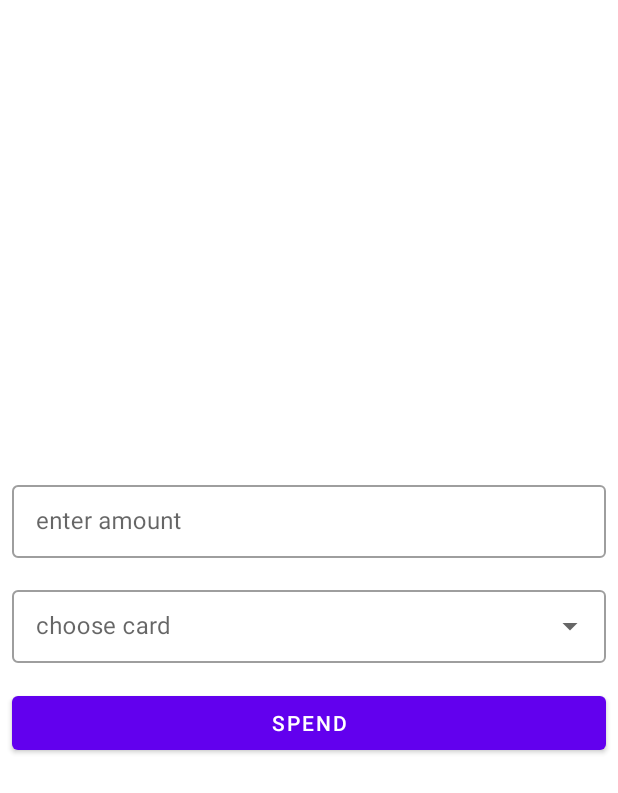
After one commit to emdasoft/My_Savings, an Android app: the fragment SpendFragment placed in its activity, on a phone screen of 412 x 824 dp. The commit adds this screen. Shown: the top 793 px of the screen. Run offline under Robolectric (Android 15) with nearby library versions, the phone set to English and light mode, and no system bars; our stand-ins replace Room's generated code; Roboto replaces fonts that are not available here.

Commit message:
add_spend_fragment

```diff
--- a/app/src/main/java/com/emdasoft/mysavings/data/RepositoryImpl.kt
+++ b/app/src/main/java/com/emdasoft/mysavings/data/RepositoryImpl.kt
@@ -75,7 +75,9 @@ class RepositoryImpl(application: Application) : Repository {
     }
 
     override suspend fun spendMoney(amount: Double, sourceCard: CardItem) {
-        TODO("Not yet implemented")
+        val newAmount = sourceCard.amount - amount
+        val item = sourceCard.copy(amount = newAmount)
+        addCard(item)
     }
 
     override suspend fun getMoney(amount: Double, sourceCard: CardItem) {
--- a/app/src/main/java/com/emdasoft/mysavings/domain/entity/CardItem.kt
+++ b/app/src/main/java/com/emdasoft/mysavings/domain/entity/CardItem.kt
@@ -8,6 +8,11 @@ data class CardItem(
     var category: Category,
     var id: Int = UNDEFINED_ID,
 ) {
+
+    override fun toString(): String {
+        return "• $title • ($amount $currency)"
+    }
+
     companion object {
         private const val UNDEFINED_ID = 0
         private const val DEFAULT_TYPE = "CASH"
--- a/app/src/main/java/com/emdasoft/mysavings/presentation/CardFragment.kt
+++ b/app/src/main/java/com/emdasoft/mysavings/presentation/CardFragment.kt
@@ -77,6 +77,8 @@ class CardFragment : Fragment() {
             with(binding) {
                 etTitle.setText(it.title)
                 etCount.setText(it.amount.toString())
+                autoCompleteCategory.setText(it.category.toString())
+                autoCompleteCurrency.setText(it.currency.name)
             }
         }
         with(binding) {
--- /dev/null
+++ b/app/src/main/java/com/emdasoft/mysavings/presentation/SpendFragment.kt
@@ -0,0 +1,111 @@
+package com.emdasoft.mysavings.presentation
+
+import android.os.Bundle
+import android.view.LayoutInflater
+import android.view.View
+import android.view.ViewGroup
+import android.widget.ArrayAdapter
+import androidx.fragment.app.Fragment
+import androidx.lifecycle.ViewModelProvider
+import com.emdasoft.mysavings.R
+import com.emdasoft.mysavings.databinding.FragmentSpendBinding
+
+
+class SpendFragment : Fragment() {
+
+    private val viewModel by lazy {
+        ViewModelProvider(this)[SpendViewModel::class.java]
+    }
+
+    private var selectedCardItem: Any? = null
+
+    private var _binding: FragmentSpendBinding? = null
+    private val binding: FragmentSpendBinding
+        get() = _binding ?: throw RuntimeException("FragmentSpendBinding = null")
+
+    override fun onCreateView(
+        inflater: LayoutInflater, container: ViewGroup?,
+        savedInstanceState: Bundle?
+    ): View {
+        _binding = FragmentSpendBinding.inflate(inflater, container, false)
+        return binding.root
+    }
+
+    override fun onViewCreated(view: View, savedInstanceState: Bundle?) {
+        super.onViewCreated(view, savedInstanceState)
+
+        viewModelObserve()
+
+        setListeners()
+
+    }
+
+    private fun setListeners() {
+        binding.autoCompleteCard.setOnItemClickListener { adapterView, _, i, _ ->
+            selectedCardItem = adapterView.getItemAtPosition(i)
+        }
+
+        binding.buttonSpend.setOnClickListener {
+            viewModel.spendMoney(binding.teAmount.text?.toString(), selectedCardItem)
+        }
+
+        binding.teAmount.addTextChangedListener(object : SimpleTextWatcher() {
+            override fun onTextChanged(p0: CharSequence?, p1: Int, p2: Int, p3: Int) {
+                viewModel.resetAmountError()
+            }
+        })
+
+        binding.autoCompleteCard.addTextChangedListener(object : SimpleTextWatcher() {
+            override fun onTextChanged(p0: CharSequence?, p1: Int, p2: Int, p3: Int) {
+                viewModel.resetChooseCardError()
+            }
+        })
+    }
+
+    private fun viewModelObserve() {
+        viewModel.cardList.observe(viewLifecycleOwner) {
+            val arrayAdapter = ArrayAdapter(
+                requireContext(),
+                R.layout.dropdown_item,
+                it
+            )
+            binding.autoCompleteCard.setAdapter(arrayAdapter)
+        }
+
+        viewModel.shouldScreenClose.observe(viewLifecycleOwner) {
+            if (it) {
+                requireActivity().supportFragmentManager.popBackStack()
+            }
+        }
+
+        viewModel.showInputAmountError.observe(viewLifecycleOwner) {
+            val message = "incorrect amount"
+            if (it) {
+                binding.tilAmount.error = message
+            } else {
+                binding.tilAmount.error = null
+            }
+        }
+
+        viewModel.showChooseCardError.observe(viewLifecycleOwner) {
+            val message = "Please, choose card"
+            if (it) {
+                binding.tilCardToSpend.error = message
+            } else {
+                binding.tilCardToSpend.error = null
+            }
+        }
+
+    }
+
+    override fun onDestroyView() {
+        super.onDestroyView()
+        _binding = null
+    }
+
+    companion object {
+        @JvmStatic
+        fun newInstance() = SpendFragment()
+    }
+
+}
--- /dev/null
+++ b/app/src/main/java/com/emdasoft/mysavings/presentation/SpendViewModel.kt
@@ -0,0 +1,84 @@
+package com.emdasoft.mysavings.presentation
+
+import android.app.Application
+import androidx.lifecycle.AndroidViewModel
+import androidx.lifecycle.LiveData
+import androidx.lifecycle.MutableLiveData
+import androidx.lifecycle.viewModelScope
+import com.emdasoft.mysavings.data.RepositoryImpl
+import com.emdasoft.mysavings.domain.entity.CardItem
+import com.emdasoft.mysavings.domain.usecases.GetCardListUseCase
+import com.emdasoft.mysavings.domain.usecases.SpendMoneyUseCase
+import kotlinx.coroutines.launch
+
+class SpendViewModel(application: Application) : AndroidViewModel(application) {
+
+    private val repository = RepositoryImpl(application)
+
+    private val getCardListUseCase = GetCardListUseCase(repository)
+    private val spendMoneyUseCase = SpendMoneyUseCase(repository)
+
+    private val _cardList = getCardListUseCase()
+    val cardList: LiveData<List<CardItem>>
+        get() = _cardList
+
+    private val _shouldScreenClose = MutableLiveData<Boolean>()
+    val shouldScreenClose: LiveData<Boolean>
+        get() = _shouldScreenClose
+
+    private val _showInputAmountError = MutableLiveData<Boolean>()
+    val showInputAmountError: LiveData<Boolean>
+        get() = _showInputAmountError
+
+    private val _showChooseCardError = MutableLiveData<Boolean>()
+    val showChooseCardError: LiveData<Boolean>
+        get() = _showChooseCardError
+
+
+    fun spendMoney(amountInput: String?, sourceCardInput: Any?) {
+        val amount = parseAmount(amountInput)
+        val sourceCard = try {
+            sourceCardInput as CardItem
+        } catch (e: Exception) {
+            null
+        }
+        val isValid = isValid(amount, sourceCard)
+        if (isValid) {
+            viewModelScope.launch {
+                spendMoneyUseCase(amount, sourceCard!!)
+                _shouldScreenClose.value = true
+            }
+        }
+    }
+
+    private fun parseAmount(amountInput: String?): Double {
+        return try {
+            amountInput?.trim()?.toDouble() ?: 0.0
+        } catch (e: Exception) {
+            0.0
+        }
+    }
+
+    private fun isValid(amount: Double, card: CardItem?): Boolean {
+        var result = true
+        if (card == null) {
+            result = false
+            _showChooseCardError.value = true
+        } else {
+            if (amount <= 0.0 || amount > card.amount) {
+                result = false
+                _showInputAmountError.value = true
+            }
+        }
+        return result
+    }
+
+    fun resetAmountError() {
+        _showInputAmountError.value = false
+    }
+
+    fun resetChooseCardError() {
+        _showChooseCardError.value = false
+    }
+
+}
--- /dev/null
+++ b/app/src/main/res/layout/fragment_spend.xml
@@ -0,0 +1,61 @@
+<?xml version="1.0" encoding="utf-8"?>
+<androidx.constraintlayout.widget.ConstraintLayout xmlns:android="http://schemas.android.com/apk/res/android"
+    xmlns:app="http://schemas.android.com/apk/res-auto"
+    xmlns:tools="http://schemas.android.com/tools"
+    android:layout_width="match_parent"
+    android:layout_height="match_parent"
+    tools:context=".presentation.SpendFragment">
+
+    <com.google.android.material.textfield.TextInputLayout
+        android:id="@+id/til_amount"
+        style="@style/Widget.MaterialComponents.TextInputLayout.OutlinedBox.Dense"
+        android:layout_width="match_parent"
+        android:layout_height="wrap_content"
+        android:layout_margin="8dp"
+        android:hint="@string/enter_amount"
+        app:layout_constraintBottom_toTopOf="@id/til_card_to_spend"
+        app:layout_constraintEnd_toEndOf="parent"
+        app:layout_constraintStart_toStartOf="parent"
+        app:layout_constraintTop_toTopOf="parent"
+        app:layout_constraintVertical_chainStyle="packed">
+
+        <com.google.android.material.textfield.TextInputEditText
+            android:id="@+id/te_amount"
+            android:layout_width="match_parent"
+            android:layout_height="match_parent" />
+
+    </com.google.android.material.textfield.TextInputLayout>
+
+    <com.google.android.material.textfield.TextInputLayout
+        android:id="@+id/til_card_to_spend"
+        style="@style/Widget.MaterialComponents.TextInputLayout.OutlinedBox.Dense.ExposedDropdownMenu"
+        android:layout_width="match_parent"
+        android:layout_height="wrap_content"
+        android:layout_margin="8dp"
+        android:hint="@string/choose_card"
+        app:layout_constraintBottom_toTopOf="@id/button_spend"
+        app:layout_constraintEnd_toEndOf="parent"
+        app:layout_constraintStart_toStartOf="parent"
+        app:layout_constraintTop_toBottomOf="@id/til_amount">
+
+        <AutoCompleteTextView
+            android:id="@+id/auto_complete_card"
+            android:layout_width="match_parent"
+            android:layout_height="wrap_content"
+            android:inputType="none" />
+
+    </com.google.android.material.textfield.TextInputLayout>
+
+    <com.google.android.material.button.MaterialButton
+        android:id="@+id/button_spend"
+        android:layout_width="match_parent"
+        android:layout_height="wrap_content"
+        android:layout_margin="8dp"
+        android:text="@string/spend_button"
+        app:layout_constraintBottom_toBottomOf="parent"
+        app:layout_constraintEnd_toEndOf="parent"
+        app:layout_constraintStart_toStartOf="parent"
+        app:layout_constraintTop_toBottomOf="@id/til_card_to_spend" />
+
+
+</androidx.constraintlayout.widget.ConstraintLayout>
--- a/app/src/main/res/values/strings.xml
+++ b/app/src/main/res/values/strings.xml
@@ -10,4 +10,7 @@
     <string name="amount">card amount</string>
     <string name="choose_category">category</string>
     <string name="save_button">Save</string>
+    <string name="enter_amount">enter amount</string>
+    <string name="choose_card">choose card</string>
+    <string name="spend_button">spend</string>
 </resources>
```
Also changed, not shown: app/src/main/java/com/emdasoft/mysavings/presentation/MainFragment.kt (+7 -0 lines), 1 other file.
